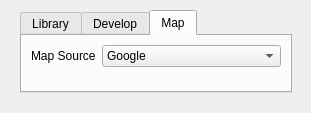
Above: preferencesdialog.ui from jaapgeurts/photostage before the change. Below: the same form after it.
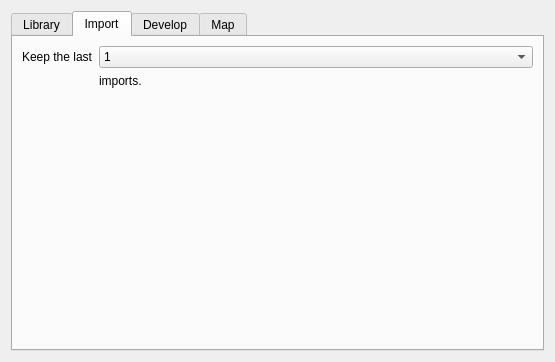
That is the form after the change. The open tabs and pages were chosen to show the change.

```diff
--- a/preferencesdialog.ui
+++ b/preferencesdialog.ui
@@ -6,31 +6,88 @@
    <rect>
     <x>0</x>
     <y>0</y>
-    <width>311</width>
-    <height>113</height>
+    <width>555</width>
+    <height>362</height>
    </rect>
   </property>
   <property name="windowTitle">
    <string>Dialog</string>
   </property>
+  <layout class="QHBoxLayout" name="horizontalLayout">
+   <item>
   <widget class="QTabWidget" name="tabWidget">
+     <property name="currentIndex">
+      <number>0</number>
+     </property>
+     <widget class="QWidget" name="pageLibrary">
+      <attribute name="title">
+       <string>Library</string>
+      </attribute>
+      <widget class="QCheckBox" name="cbIncludeSubdirs">
    <property name="geometry">
     <rect>
-     <x>20</x>
+         <x>30</x>
      <y>10</y>
-     <width>272</width>
-     <height>83</height>
-    </rect>
-   </property>
-   <property name="currentIndex">
-    <number>2</number>
-   </property>
-   <widget class="QWidget" name="LIbrary">
+         <width>201</width>
+         <height>20</height>
+        </rect>
+       </property>
+       <property name="text">
+        <string>Include subdirectories</string>
+       </property>
+      </widget>
+     </widget>
+     <widget class="QWidget" name="pageImport">
     <attribute name="title">
-     <string>Library</string>
-    </attribute>
-   </widget>
-   <widget class="QWidget" name="Develop">
+       <string>Import</string>
+      </attribute>
+      <layout class="QFormLayout" name="formLayout_2">
+       <item row="0" column="0">
+        <widget class="QLabel" name="label_2">
+         <property name="text">
+          <string>Keep the last</string>
+         </property>
+        </widget>
+       </item>
+       <item row="0" column="1">
+        <widget class="QComboBox" name="comboBox_2">
+         <item>
+          <property name="text">
+           <string>1</string>
+          </property>
+         </item>
+         <item>
+          <property name="text">
+           <string>2</string>
+          </property>
+         </item>
+         <item>
+          <property name="text">
+           <string>3</string>
+          </property>
+         </item>
+         <item>
+          <property name="text">
+           <string>4</string>
+          </property>
+         </item>
+         <item>
+          <property name="text">
+           <string>5</string>
+          </property>
+         </item>
+        </widget>
+       </item>
+       <item row="1" column="1">
+        <widget class="QLabel" name="label_3">
+         <property name="text">
+          <string>imports.</string>
+         </property>
+        </widget>
+       </item>
+      </layout>
+     </widget>
+     <widget class="QWidget" name="pageDevelop">
     <attribute name="title">
      <string>Develop</string>
     </attribute>
@@ -64,6 +121,8 @@
     </layout>
    </widget>
   </widget>
+   </item>
+  </layout>
  </widget>
  <resources/>
  <connections/>
```
Left out of the diff: 24 changed lines with no effect on the pictures. Lines whose indentation alone changed are shown as unchanged.
